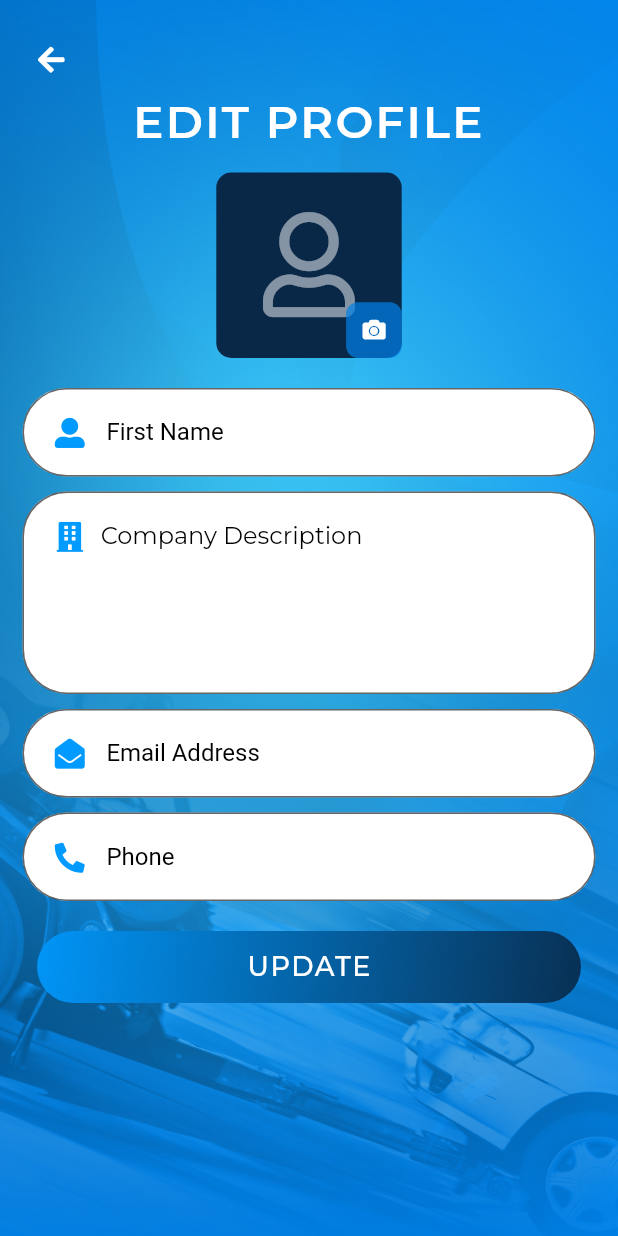
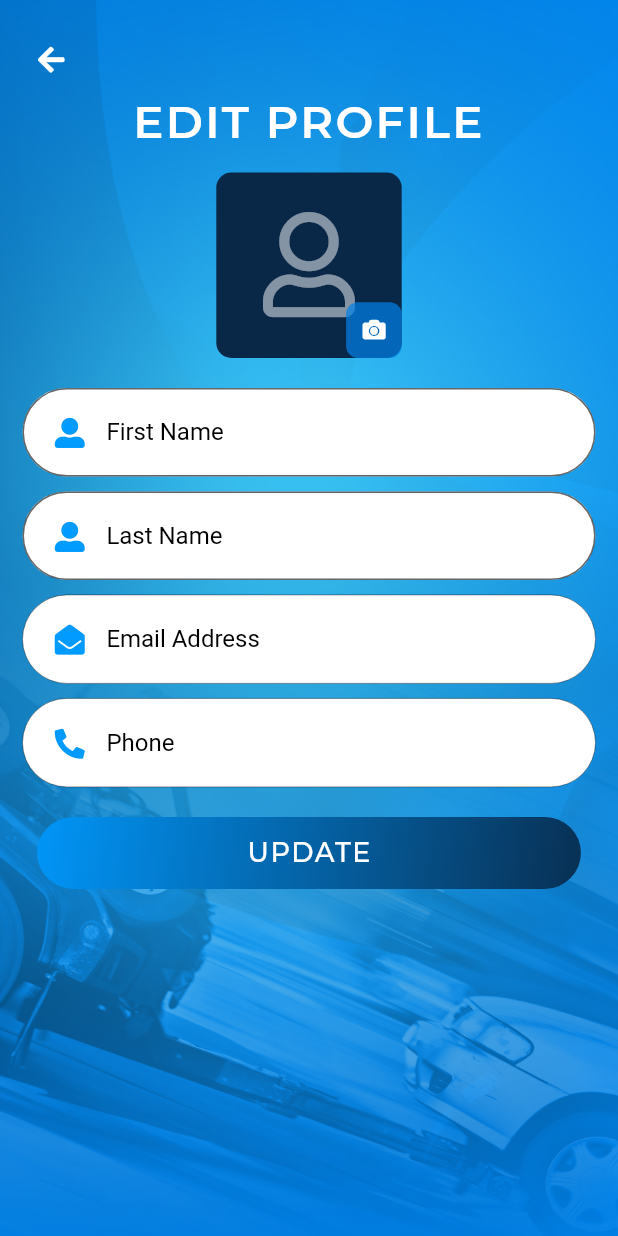
Before and after one commit to haseebshottech21/towrevo_app, a Flutter app: the UserProfileUpdate screen opened directly, on a phone screen of 412 x 824 dp. Run offline on Flutter 3.47's test engine with Material 2 defaults, Android fonts, the phone set to English and light mode, and no system bars; our stand-ins replace animate_do, expandable, firebase_core, firebase_messaging, fluttertoast, font_awesome_flutter and 9 more; missing offline and left inert: dart:ffi, flutter_stripe, time_range_picker; accounts and stored records are empty; network calls fail.

Commit message:
profile update, change pass

```diff
--- a/towrevo-main/lib/error_getter.dart
+++ b/towrevo-main/lib/error_getter.dart
@@ -72,7 +72,7 @@ class ErrorGetter {
   dynamic confirmPasswordErrorGetter(String confirmPassword, String password) {
     if (confirmPassword.isEmpty) {
       return 'PLease Enter Confirm Password';
-    } else if (confirmPassword != password) {
+    } else if (confirmPassword.trim() != password.trim()) {
       return 'Confirm Password Should be Same as Password';
     }
     return null;
--- a/towrevo-main/lib/screens/users/user_profile_update.dart
+++ b/towrevo-main/lib/screens/users/user_profile_update.dart
@@ -2,15 +2,20 @@ import 'package:animate_do/animate_do.dart';
 import 'package:flutter/material.dart';
 import 'package:font_awesome_flutter/font_awesome_flutter.dart';
 import 'package:google_fonts/google_fonts.dart';
+import 'package:provider/provider.dart';
 import 'package:towrevo/screens/colors/towrevo_appcolor.dart';
+import 'package:towrevo/utilities.dart';
+import 'package:towrevo/view_model/edit_profile_view_model.dart';
 import 'package:towrevo/widgets/company_form_field.dart';
 import 'package:towrevo/widgets/form_button_widget.dart';
 import 'package:towrevo/widgets/full_background_image.dart';
+import 'package:towrevo/widgets/profile_widget.dart';
 
 import '../../error_getter.dart';
 
 class UserProfileUpdate extends StatefulWidget {
   const UserProfileUpdate({Key? key}) : super(key: key);
+  static const routeName = '/edit-profile';
 
   @override
   _UserProfileUpdateState createState() => _UserProfileUpdateState();
@@ -23,13 +28,46 @@ class _UserProfileUpdateState extends State<UserProfileUpdate> {
   final lastNameController = TextEditingController();
   final emailController = TextEditingController();
   final phoneNumberController = TextEditingController();
-  final passwordController = TextEditingController();
-  final confirmPasswordController = TextEditingController();
+
   final _formKey = GlobalKey<FormState>();
+
+  @override
+  void initState() {
+    final provider = Provider.of<EditProfileViewModel>(context, listen: false);
+    provider.body = {};
+    provider.getEditData();
+    super.initState();
+  }
+
+  setFields(EditProfileViewModel provider) {
+    print('in');
+    firstNameController.text = (provider.body['first_name'] ?? '').toString();
+    lastNameController.text = (provider.body['last_name'] ?? '').toString();
+    emailController.text = (provider.body['email'] ?? '').toString();
+    phoneNumberController.text = (provider.body['phone'] ?? '').toString();
+  }
+
+  validateAndUpdateForm() async {
+    if (!_formKey.currentState!.validate()) {
+      return;
+    } else {
+      final provider =
+          Provider.of<EditProfileViewModel>(context, listen: false);
+      provider.editProfileFields({
+        'first_name': firstNameController.text.trim(),
+        'last_name': lastNameController.text.trim(),
+        'type': await Utilities().getSharedPreferenceValue('type')
+      });
+    }
+  }
 
   @override
   Widget build(BuildContext context) {
     Size size = MediaQuery.of(context).size;
+    final editProvider =
+        Provider.of<EditProfileViewModel>(context, listen: true);
+
+    setFields(editProvider);
 
     return Scaffold(
       body: Stack(
@@ -84,45 +122,15 @@ class _UserProfileUpdateState extends State<UserProfileUpdate> {
                     horizontal: 15,
                     vertical: 10,
                   ),
+                  child: Form(
+                    key: _formKey,
                     child: Column(
                       children: [
                         const SizedBox(
                           height: 5,
                         ),
-                      Stack(
-                        children: [
-                          Container(
-                            height: size.height * 0.15,
-                            width: size.width * 0.30,
-                            decoration: BoxDecoration(
-                              color: AppColors.primaryColor,
-                              borderRadius: BorderRadius.circular(10.0),
-                            ),
-                            child: Icon(
-                              FontAwesomeIcons.user,
-                              color: Colors.white.withOpacity(0.5),
-                              size: 70.0,
-                            ),
-                          ),
-                          Positioned(
-                            right: 0,
-                            bottom: 0,
-                            child: Container(
-                              width: size.width * 0.09,
-                              height: size.height * 0.045,
-                              decoration: BoxDecoration(
-                                color: AppColors.primaryColor2.withOpacity(0.7),
-                                borderRadius: BorderRadius.circular(8.0),
-                              ),
-                              child: const Icon(
-                                FontAwesomeIcons.camera,
-                                color: Colors.white,
-                                size: 15.0,
-                              ),
-                            ),
-                          ),
-                        ],
-                      ),
+
+                        const ProfileTowrevo(),
                         const SizedBox(
                           height: 20,
                         ),
@@ -139,52 +147,54 @@ class _UserProfileUpdateState extends State<UserProfileUpdate> {
                         const SizedBox(
                           height: 10,
                         ),
-                      // TextFieldForAll(
-                      //   errorGetter: ErrorGetter().firstNameErrorGetter,
-                      //   hintText: 'Last Name',
+                        TextFieldForAll(
+                          errorGetter: ErrorGetter().lastNameErrorGetter,
+                          hintText: 'Last Name',
+                          prefixIcon: const Icon(
+                            FontAwesomeIcons.userAlt,
+                            color: Color(0xFF019aff),
+                            size: 20.0,
+                          ),
+                          textEditingController: lastNameController,
+                        ),
+                        // CompanyTextAreaField(
+                        //   errorGetter:
+                        //       ErrorGetter().companyDescriptionErrorGetter,
+                        //   hintText: 'Company Description',
                         //   prefixIcon: const Icon(
-                      //     FontAwesomeIcons.userAlt,
+                        //     FontAwesomeIcons.solidBuilding,
                         //     color: Color(0xFF019aff),
                         //     size: 20.0,
                         //   ),
-                      //   textEditingController: firstNameController,
+                        //   textEditingController: controller1,
                         // ),
-                      CompanyTextAreaField(
-                        errorGetter:
-                            ErrorGetter().companyDescriptionErrorGetter,
-                        hintText: 'Company Description',
-                        prefixIcon: const Icon(
-                          FontAwesomeIcons.solidBuilding,
-                          color: Color(0xFF019aff),
-                          size: 20.0,
-                        ),
-                        textEditingController: controller1,
-                      ),
                         const SizedBox(
                           height: 10,
                         ),
                         TextFieldForAll(
-                        errorGetter: ErrorGetter().firstNameErrorGetter,
+                          errorGetter: ErrorGetter().emailErrorGetter,
                           hintText: 'Email Address',
                           prefixIcon: const Icon(
                             FontAwesomeIcons.solidEnvelopeOpen,
                             color: Color(0xFF019aff),
                             size: 20.0,
                           ),
-                        textEditingController: firstNameController,
+                          textEditingController: emailController,
+                          fieldDisable: true,
                         ),
                         const SizedBox(
                           height: 10,
                         ),
                         TextFieldForAll(
-                        errorGetter: ErrorGetter().firstNameErrorGetter,
+                          errorGetter: ErrorGetter().phoneNumberErrorGetter,
+                          fieldDisable: true,
                           hintText: 'Phone',
                           prefixIcon: const Icon(
                             FontAwesomeIcons.phoneAlt,
                             color: Color(0xFF019aff),
                             size: 20.0,
                           ),
-                        textEditingController: firstNameController,
+                          textEditingController: phoneNumberController,
                         ),
                         const SizedBox(
                           height: 20,
@@ -192,7 +202,7 @@ class _UserProfileUpdateState extends State<UserProfileUpdate> {
                         FormButtonWidget(
                           'UPDATE',
                           () {
-                          // validateForm();
+                            validateAndUpdateForm();
                             // Navigator.of(context).pushNamed(RegistrationOTPScreen.routeName,arguments: false);
                           },
                         ),
@@ -200,6 +210,7 @@ class _UserProfileUpdateState extends State<UserProfileUpdate> {
                           height: 10,
                         ),
                       ],
+                    ),
                   ),
                 ),
               ],
--- a/towrevo-main/lib/widgets/company_form_field.dart
+++ b/towrevo-main/lib/widgets/company_form_field.dart
@@ -6,13 +6,15 @@ class TextFieldForAll extends StatelessWidget {
   final Icon? prefixIcon;
   final TextEditingController textEditingController;
   final Function errorGetter;
+  final bool fieldDisable;
 
   const TextFieldForAll(
       {required this.hintText,
       required this.errorGetter,
       required this.prefixIcon,
       required this.textEditingController,
-      Key? key})
+      Key? key,
+      this.fieldDisable = false})
       : super(key: key);
 
   @override
@@ -20,6 +22,7 @@ class TextFieldForAll extends StatelessWidget {
     return TextFormField(
       controller: textEditingController,
       textAlignVertical: TextAlignVertical.center,
+      enabled: fieldDisable ? false : true,
       // textAlign: TextAlign.left,
       // validator: widget.validator,
       decoration: InputDecoration(
--- /dev/null
+++ b/towrevo-main/lib/widgets/profile_widget.dart
@@ -0,0 +1,47 @@
+import 'package:flutter/material.dart';
+import 'package:font_awesome_flutter/font_awesome_flutter.dart';
+import 'package:towrevo/screens/colors/towrevo_appcolor.dart';
+
+class ProfileTowrevo extends StatelessWidget {
+  const ProfileTowrevo({Key? key}) : super(key: key);
+
+  @override
+  Widget build(BuildContext context) {
+    Size size = MediaQuery.of(context).size;
+
+    return Stack(
+      children: [
+        Container(
+          height: size.height * 0.15,
+          width: size.width * 0.30,
+          decoration: BoxDecoration(
+            color: AppColors.primaryColor,
+            borderRadius: BorderRadius.circular(10.0),
+          ),
+          child: Icon(
+            FontAwesomeIcons.user,
+            color: Colors.white.withOpacity(0.5),
+            size: 70.0,
+          ),
+        ),
+        Positioned(
+          right: 0,
+          bottom: 0,
+          child: Container(
+            width: size.width * 0.09,
+            height: size.height * 0.045,
+            decoration: BoxDecoration(
+              color: AppColors.primaryColor2.withOpacity(0.7),
+              borderRadius: BorderRadius.circular(8.0),
+            ),
+            child: const Icon(
+              FontAwesomeIcons.camera,
+              color: Colors.white,
+              size: 15.0,
+            ),
+          ),
+        ),
+      ],
+    );
+  }
+}
```
Also changed, not shown: towrevo-main/lib/main.dart (+5 -2 lines), towrevo-main/lib/screens/authentication/change_password/change_password.dart (+21 -3 lines), towrevo-main/lib/view_model/edit_profile_view_model.dart (+13 -1 lines), towrevo-main/lib/web_services/edit_profile_web_service.dart (+8 -3 lines), towrevo-main/lib/widgets/drawer_widget.dart (+7 -3 lines). Lines whose indentation alone changed are shown as unchanged.
